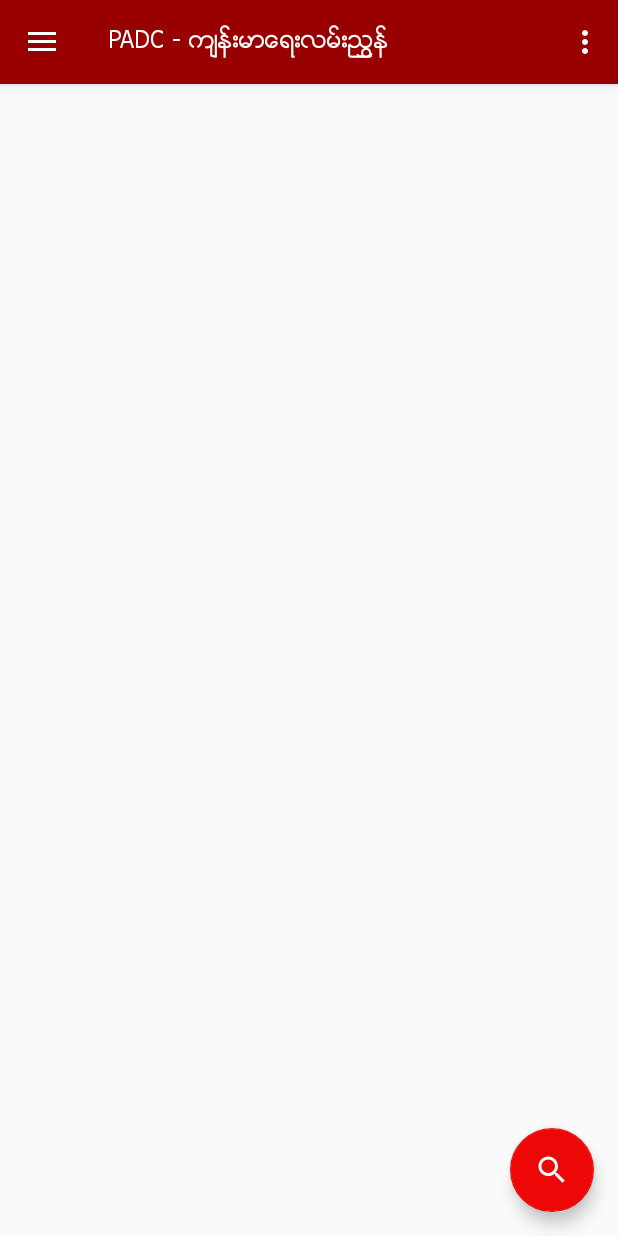
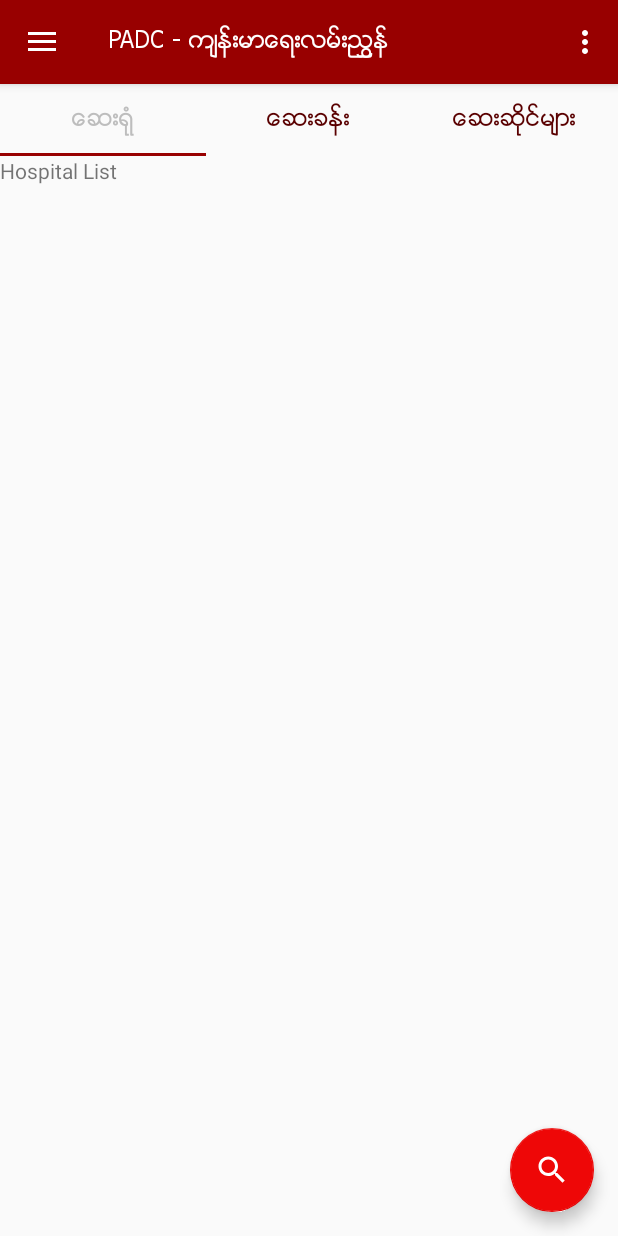
Before and after one commit to phyoe/PADC-FP-HealthCareDirectory, an Android app: the screen it shows after launch (HomeActivity), on a phone screen of 412 x 824 dp. Run offline under Robolectric (Android 15) with nearby library versions, the phone set to English and light mode, and no system bars; our stand-ins replace ButterKnife.

Commit message:
add tab layout in Home Screen

```diff
--- a/PADC-FP-HealthCareDirectory/app/build.gradle
+++ b/PADC-FP-HealthCareDirectory/app/build.gradle
@@ -23,12 +23,13 @@ android {
 dependencies {
     compile fileTree(dir: 'libs', include: ['*.jar'])
     testCompile 'junit:junit:4.12'
+
+    apt 'com.jakewharton:butterknife-compiler:8.1.0'
+
     compile 'com.android.support:appcompat-v7:24.2.0'
     compile 'com.android.support:design:24.2.0'
-    compile 'com.android.support:recyclerview-v7:24.0.0'
-    compile 'com.android.support:cardview-v7:24.0.0'
-
+    compile 'com.android.support:recyclerview-v7:24.2.0'
+    compile 'com.android.support:cardview-v7:24.2.0'
     compile 'com.jakewharton:butterknife:8.1.0'
-    apt 'com.jakewharton:butterknife-compiler:8.1.0'
-
+    compile 'com.android.support:support-v4:24.2.0'
 }
--- a/PADC-FP-HealthCareDirectory/app/src/main/java/com/padc/healthcaredirectory/activities/HomeActivity.java
+++ b/PADC-FP-HealthCareDirectory/app/src/main/java/com/padc/healthcaredirectory/activities/HomeActivity.java
@@ -16,6 +16,7 @@ import android.view.MenuItem;
 import android.view.View;
 
 import com.padc.healthcaredirectory.R;
+import com.padc.healthcaredirectory.fragments.HealthCarePagerFragment;
 import com.padc.healthcaredirectory.utils.MMFontUtils;
 
 import butterknife.BindView;
@@ -65,6 +66,11 @@ public class HomeActivity extends AppCompatActivity implements NavigationView.On
                         .setAction("Action", null).show();
             }
         });
+
+        if (savedInstanceState == null) {
+            navigateToTabLayout();
+        }
+
     }
 
     @Override
@@ -122,6 +128,12 @@ public class HomeActivity extends AppCompatActivity implements NavigationView.On
         return false;
     }
 
+    private void navigateToTabLayout() {
+        getSupportFragmentManager().beginTransaction()
+                .replace(R.id.fl_container, HealthCarePagerFragment.newInstance())
+                .commit();
+    }
+
     private void navigateToHealthCareClinicList() {
 
     }
--- /dev/null
+++ b/PADC-FP-HealthCareDirectory/app/src/main/java/com/padc/healthcaredirectory/adapters/HealthCarePagerAdapter.java
@@ -0,0 +1,41 @@
+package com.padc.healthcaredirectory.adapters;
+
+import android.support.v4.app.Fragment;
+import android.support.v4.app.FragmentManager;
+import android.support.v4.app.FragmentStatePagerAdapter;
+
+import java.util.ArrayList;
+import java.util.List;
+
+/**
+ * Created by Phyoe Khant on 9/5/2016.
+ */
+public class HealthCarePagerAdapter extends FragmentStatePagerAdapter {
+
+    private List<Fragment> mFragments = new ArrayList<>();
+    private List<String> mFragmentTitles = new ArrayList<>();
+
+    public HealthCarePagerAdapter(FragmentManager fm) {
+        super(fm);
+    }
+
+    @Override
+    public Fragment getItem(int position) {
+        return mFragments.get(position);
+    }
+
+    @Override
+    public int getCount() {
+        return mFragments.size();
+    }
+
+    @Override
+    public CharSequence getPageTitle(int position) {
+        return mFragmentTitles.get(position);
+    }
+
+    public void addTab(Fragment fragment, String title) {
+        mFragments.add(fragment);
+        mFragmentTitles.add(title);
+    }
+}
--- /dev/null
+++ b/PADC-FP-HealthCareDirectory/app/src/main/java/com/padc/healthcaredirectory/fragments/ClinicListFragment.java
@@ -0,0 +1,34 @@
+package com.padc.healthcaredirectory.fragments;
+
+
+import android.os.Bundle;
+import android.support.v4.app.Fragment;
+import android.view.LayoutInflater;
+import android.view.View;
+import android.view.ViewGroup;
+
+import com.padc.healthcaredirectory.R;
+
+import butterknife.ButterKnife;
+
+
+/**
+ * A simple {@link Fragment} subclass.
+ */
+public class ClinicListFragment extends Fragment {
+
+    public static Fragment newInstance() {
+        ClinicListFragment fragment = new ClinicListFragment();
+        return fragment;
+    }
+
+    @Override
+    public View onCreateView(LayoutInflater inflater, ViewGroup container,
+                             Bundle savedInstanceState) {
+
+        View rootView = inflater.inflate(R.layout.fragment_clinic_list, container, false);
+        ButterKnife.bind(this, rootView);
+        return rootView;
+    }
+
+}
--- /dev/null
+++ b/PADC-FP-HealthCareDirectory/app/src/main/java/com/padc/healthcaredirectory/fragments/HealthCarePagerFragment.java
@@ -0,0 +1,64 @@
+package com.padc.healthcaredirectory.fragments;
+
+
+import android.os.Bundle;
+import android.support.annotation.Nullable;
+import android.support.design.widget.TabLayout;
+import android.support.v4.app.Fragment;
+import android.support.v4.view.ViewPager;
+import android.view.LayoutInflater;
+import android.view.View;
+import android.view.ViewGroup;
+
+import com.padc.healthcaredirectory.R;
+import com.padc.healthcaredirectory.adapters.HealthCarePagerAdapter;
+import com.padc.healthcaredirectory.utils.MMFontUtils;
+
+import butterknife.BindView;
+import butterknife.ButterKnife;
+
+
+/**
+ * A simple {@link Fragment} subclass.
+ */
+public class HealthCarePagerFragment extends Fragment {
+
+    @BindView(R.id.tl_health_care)
+    TabLayout tlHealthCare;
+
+    @BindView(R.id.pager_health_care)
+    ViewPager pagerHealthCare;
+
+    private HealthCarePagerAdapter mHealthCareAdapter;
+
+    public static Fragment newInstance() {
+        HealthCarePagerFragment fragment = new HealthCarePagerFragment();
+        return fragment;
+    }
+
+    @Override
+    public void onCreate(@Nullable Bundle savedInstanceState) {
+        super.onCreate(savedInstanceState);
+        mHealthCareAdapter = new HealthCarePagerAdapter(getActivity().getSupportFragmentManager());
+        mHealthCareAdapter.addTab(HospitalListFragment.newInstance(), getString(R.string.health_care_hospital_tab));
+        mHealthCareAdapter.addTab(ClinicListFragment.newInstance(), getString(R.string.health_care_clinic_tab));
+        mHealthCareAdapter.addTab(PharmacyListFragment.newInstance(), getString(R.string.health_care_pharmacy_tab));
+    }
+
+    @Override
+    public View onCreateView(LayoutInflater inflater, ViewGroup container,
+                             Bundle savedInstanceState) {
+        View rootView =  inflater.inflate(R.layout.fragment_pager_health_care, container, false);
+        ButterKnife.bind(this, rootView);
+
+        pagerHealthCare.setAdapter(mHealthCareAdapter);
+        pagerHealthCare.setOffscreenPageLimit(mHealthCareAdapter.getCount());
+
+        tlHealthCare.setupWithViewPager(pagerHealthCare);
+
+        MMFontUtils.applyMMFontToTabLayout(tlHealthCare);
+
+        return rootView;
+    }
+
+}
--- /dev/null
+++ b/PADC-FP-HealthCareDirectory/app/src/main/java/com/padc/healthcaredirectory/fragments/HospitalListFragment.java
@@ -0,0 +1,34 @@
+package com.padc.healthcaredirectory.fragments;
+
+
+import android.os.Bundle;
+import android.support.v4.app.Fragment;
+import android.view.LayoutInflater;
+import android.view.View;
+import android.view.ViewGroup;
+
+import com.padc.healthcaredirectory.R;
+
+import butterknife.ButterKnife;
+
+
+/**
+ * A simple {@link Fragment} subclass.
+ */
+public class HospitalListFragment extends Fragment {
+
+    public static Fragment newInstance() {
+        HospitalListFragment fragment = new HospitalListFragment();
+        return fragment;
+    }
+
+    @Override
+    public View onCreateView(LayoutInflater inflater, ViewGroup container,
+                             Bundle savedInstanceState) {
+
+        View rootView = inflater.inflate(R.layout.fragment_hospital_list, container, false);
+        ButterKnife.bind(this, rootView);
+        return rootView;
+    }
+
+}
--- /dev/null
+++ b/PADC-FP-HealthCareDirectory/app/src/main/java/com/padc/healthcaredirectory/fragments/PharmacyListFragment.java
@@ -0,0 +1,34 @@
+package com.padc.healthcaredirectory.fragments;
+
+
+import android.os.Bundle;
+import android.support.v4.app.Fragment;
+import android.view.LayoutInflater;
+import android.view.View;
+import android.view.ViewGroup;
+
+import com.padc.healthcaredirectory.R;
+
+import butterknife.ButterKnife;
+
+
+/**
+ * A simple {@link Fragment} subclass.
+ */
+public class PharmacyListFragment extends Fragment {
+
+    public static Fragment newInstance() {
+        PharmacyListFragment fragment = new PharmacyListFragment();
+        return fragment;
+    }
+
+    @Override
+    public View onCreateView(LayoutInflater inflater, ViewGroup container,
+                             Bundle savedInstanceState) {
+
+        View rootView = inflater.inflate(R.layout.fragment_pharmacy_list, container, false);
+        ButterKnife.bind(this, rootView);
+        return rootView;
+    }
+
+}
--- /dev/null
+++ b/PADC-FP-HealthCareDirectory/app/src/main/res/layout/fragment_clinic_list.xml
@@ -0,0 +1,13 @@
+<FrameLayout xmlns:android="http://schemas.android.com/apk/res/android"
+    xmlns:tools="http://schemas.android.com/tools"
+    android:layout_width="match_parent"
+    android:layout_height="match_parent"
+    tools:context=".fragments.ClinicListFragment">
+
+    <!-- TODO: Update blank fragment layout -->
+    <TextView
+        android:layout_width="match_parent"
+        android:layout_height="match_parent"
+        android:text="Clinic List" />
+
+</FrameLayout>
--- /dev/null
+++ b/PADC-FP-HealthCareDirectory/app/src/main/res/layout/fragment_hospital_list.xml
@@ -0,0 +1,13 @@
+<FrameLayout xmlns:android="http://schemas.android.com/apk/res/android"
+    xmlns:tools="http://schemas.android.com/tools"
+    android:layout_width="match_parent"
+    android:layout_height="match_parent"
+    tools:context=".fragments.HospitalListFragment">
+
+    <!-- TODO: Update blank fragment layout -->
+    <TextView
+        android:layout_width="match_parent"
+        android:layout_height="match_parent"
+        android:text="Hospital List" />
+
+</FrameLayout>
--- /dev/null
+++ b/PADC-FP-HealthCareDirectory/app/src/main/res/layout/fragment_pager_health_care.xml
@@ -0,0 +1,22 @@
+<?xml version="1.0" encoding="utf-8"?>
+<LinearLayout xmlns:android="http://schemas.android.com/apk/res/android"
+    android:layout_width="match_parent"
+    android:layout_height="match_parent"
+    xmlns:app="http://schemas.android.com/apk/res-auto"
+    android:orientation="vertical">
+
+    <android.support.design.widget.TabLayout
+        android:id="@+id/tl_health_care"
+        app:tabIndicatorColor="@color/primary"
+        app:tabMode="fixed"
+        app:tabSelectedTextColor="@color/primary_bright"
+        app:tabTextAppearance="@android:style/TextAppearance.DeviceDefault.Widget.ActionMode.Subtitle"
+        app:tabTextColor="@color/primary_dark"
+        android:layout_width="match_parent"
+        android:layout_height="wrap_content" />
+
+    <android.support.v4.view.ViewPager
+        android:id="@+id/pager_health_care"
+        android:layout_width="match_parent"
+        android:layout_height="match_parent" />
+</LinearLayout>
--- /dev/null
+++ b/PADC-FP-HealthCareDirectory/app/src/main/res/layout/fragment_pharmacy_list.xml
@@ -0,0 +1,13 @@
+<FrameLayout xmlns:android="http://schemas.android.com/apk/res/android"
+    xmlns:tools="http://schemas.android.com/tools"
+    android:layout_width="match_parent"
+    android:layout_height="match_parent"
+    tools:context=".fragments.PharmacyListFragment">
+
+    <!-- TODO: Update blank fragment layout -->
+    <TextView
+        android:layout_width="match_parent"
+        android:layout_height="match_parent"
+        android:text="Pharmacy List" />
+
+</FrameLayout>
--- a/PADC-FP-HealthCareDirectory/app/src/main/res/values/colors.xml
+++ b/PADC-FP-HealthCareDirectory/app/src/main/res/values/colors.xml
@@ -8,4 +8,20 @@
     <color name="secondary_text">#757575</color>
     <color name="icons">#212121</color>
     <color name="divider">#BDBDBD</color>
+
+    <!-- theme adjacent color -->
+    <color name="primary_bright">#BDBDBD</color>
+    <color name="accent_dark">#882061</color>
+
+    <!-- theme on white -->
+    <color name="text_white_ish">#EEE</color>
+    <color name="white_full">#FFF</color>
+
+    <!-- theme on black -->
+    <color name="text_black_ish">#111</color>
+    <color name="black_full">#F000</color>
+
+    <!-- overlays -->
+    <color name="black_overlay">#9000</color>
+    <color name="black_overlay_light">#6000</color>
 </resources>
--- a/PADC-FP-HealthCareDirectory/app/src/main/res/values/strings.xml
+++ b/PADC-FP-HealthCareDirectory/app/src/main/res/values/strings.xml
@@ -16,5 +16,9 @@
     <string name="str_favourite">Favourites</string>
     <string name="health_care_veterinary">အိမ္ေမြးတိရစာၦန္ေစာင့္ေရွာက္မႈ</string>
 
+    <string name="health_care_hospital_tab">ေဆးရံု</string>
+    <string name="health_care_clinic_tab">ေဆးခန္း</string>
+    <string name="health_care_pharmacy_tab">ေဆးဆိုင္မ်ား</string>
+
 
 </resources>
```
